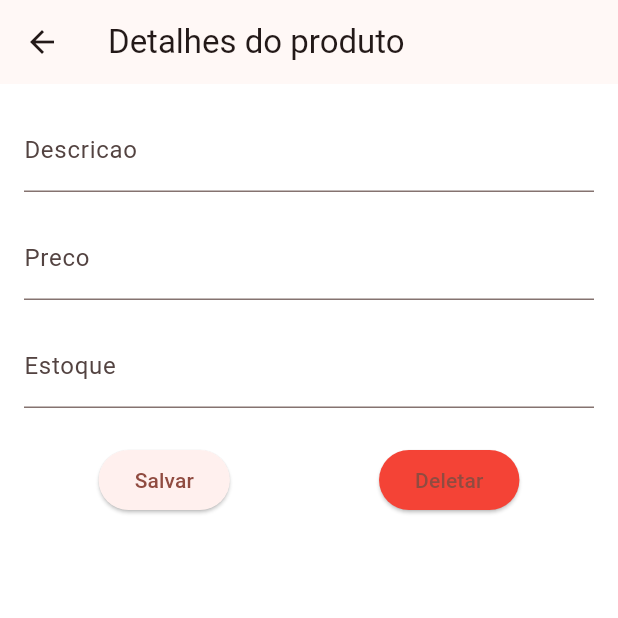
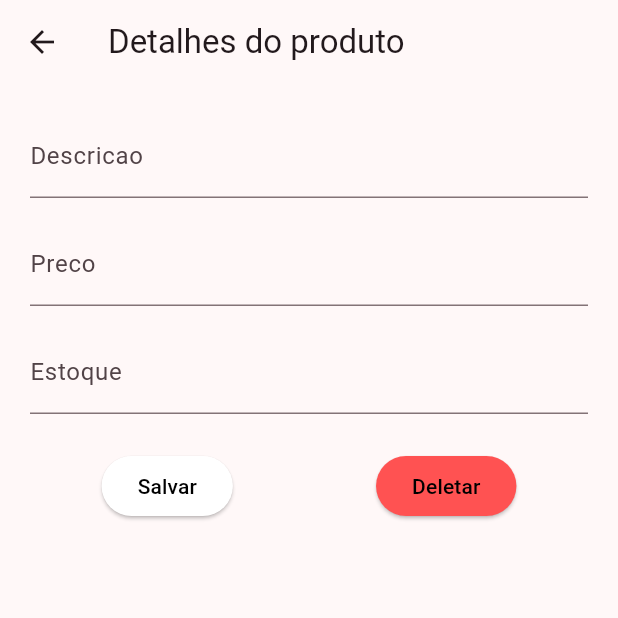
Before and after one commit to GMagan/Produto-Front, a Flutter app: the produtosDetailPage screen opened directly with empty values, on a phone screen of 412 x 824 dp, the top half of it. Run offline on Flutter 3.47's test engine with Material 3 defaults, Android fonts, the phone set to English and light mode, and no system bars; network calls fail.

Commit message:
Update main.dart

```diff
--- a/produto_front/lib/main.dart
+++ b/produto_front/lib/main.dart
@@ -17,8 +17,7 @@ class MyApp extends StatelessWidget {
     return MaterialApp(
       title: 'Estoque',
       theme: ThemeData(
-        colorScheme: ColorScheme.fromSeed(seedColor: const Color.fromARGB(255, 255, 0, 0)),
-        scaffoldBackgroundColor: Color.fromARGB(0, 29, 26, 26),
+        colorScheme: ColorScheme.fromSeed(seedColor: const Color.fromARGB(0, 0, 0, 0)),
       ),
       home: const Dashboard(title: 'Catalogo de produtos'),
     );
@@ -83,7 +82,7 @@ class _DashboardState extends State<Dashboard> {
   Widget build(BuildContext context) {
     return Scaffold(
       appBar: AppBar(
-        backgroundColor: const Color.fromARGB(255, 152, 0, 198),
+        backgroundColor: const Color.fromARGB(255, 167, 0, 61),
         title: Text(widget.title),
       ),
       body: isLoadingData
@@ -194,7 +193,7 @@ class _produtosDetailPageState extends State<produtosDetailPage> {
         title: const Text('Detalhes do produto'),
       ),
       body: Padding(
-        padding: const EdgeInsets.all(16.0),
+        padding: const EdgeInsets.all(20.0),
         child: Column(
           crossAxisAlignment: CrossAxisAlignment.start,
           children: [
@@ -226,14 +225,17 @@ class _produtosDetailPageState extends State<produtosDetailPage> {
               children: [
                 ElevatedButton(
                   onPressed: updateItem,
-                  child: const Text('Salvar'),
+                  style: ElevatedButton.styleFrom(
+                    backgroundColor: Colors.white
+                  ),
+                  child: const Text('Salvar', style: TextStyle(color: Colors.black)),
                 ),
                 ElevatedButton(
                   onPressed: deleteItem,
                   style: ElevatedButton.styleFrom(
-                    backgroundColor: Colors.red
+                    backgroundColor: Colors.redAccent
                   ),
-                  child: const Text('Deletar'),
+                  child: const Text('Deletar', style: TextStyle(color: Colors.black)),
                 ),
               ],
             ),
@@ -354,7 +356,7 @@ class _produtosCreationPageState extends State<produtosCreationPage> {
                     );
                   });
                 },
-                child: const Text('Salvar'),
+                child: const Text('Salvar', style: TextStyle(color: Colors.black)),
               ),
             ),
           ],
```
